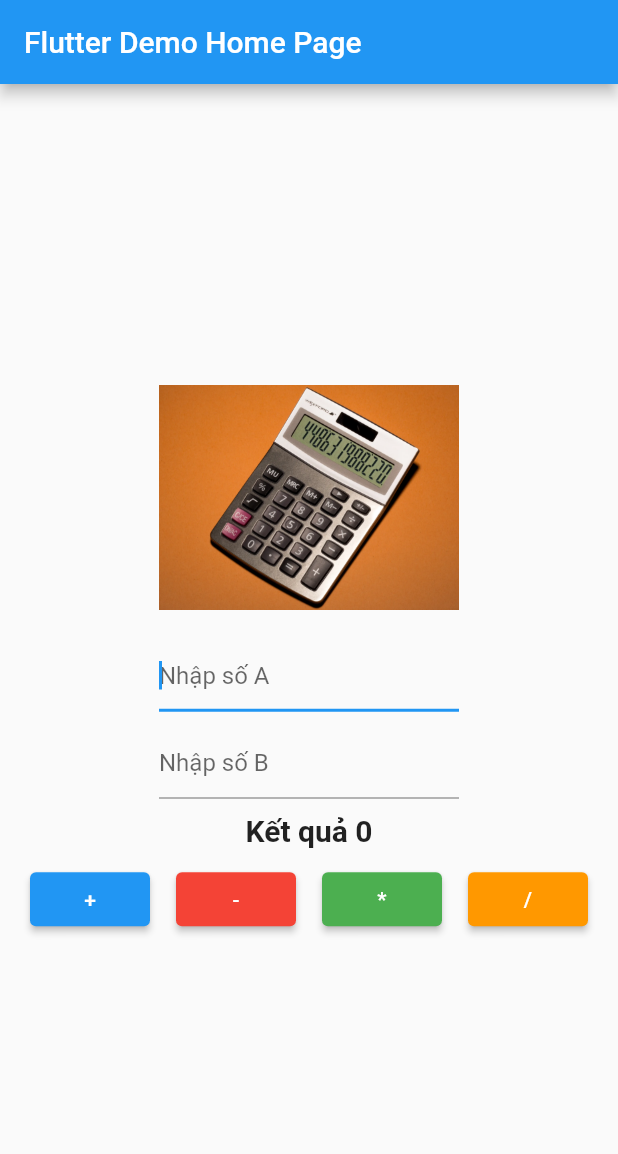
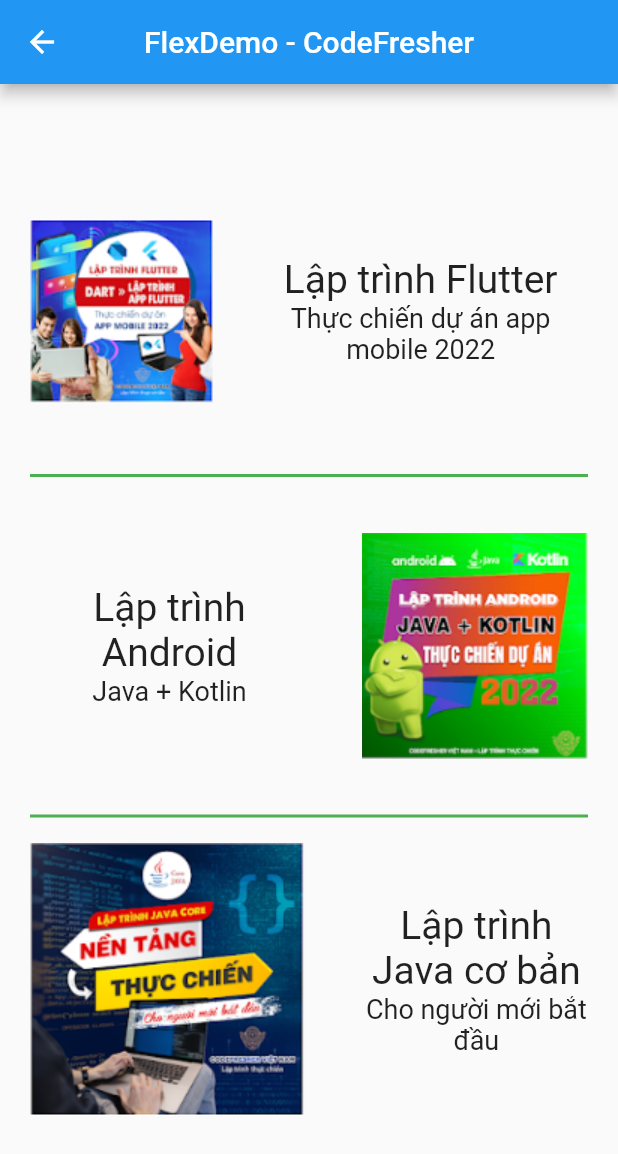
Before and after one commit to doannga/exerciseb3, a Flutter app: the screen it shows after launch, on a phone screen of 412 x 824 dp. Shown: the top 1154 px of the screen. Run offline on Flutter 3.47's test engine with Material 2 defaults, Android fonts, the phone set to English and light mode, and no system bars.

Commit message:
create ex2 of day4 but having UI issue

```diff
--- a/lib/btvn_day4_2.dart
+++ b/lib/btvn_day4_2.dart
@@ -0,0 +1,158 @@
+import 'package:flutter/material.dart';
+
+class FlexDemo extends StatefulWidget {
+  const FlexDemo({Key? key}) : super(key: key);
+
+  @override
+  State<FlexDemo> createState() => _FlexDemoState();
+}
+
+class _FlexDemoState extends State<FlexDemo> {
+  @override
+  Widget build(BuildContext context) {
+    return Scaffold(
+      appBar: AppBar(
+        leading: const BackButton(),
+        title: const Text('FlexDemo - CodeFresher'),
+        centerTitle: true,
+      ),
+      body: SingleChildScrollView(
+        child: Container(
+          padding: const EdgeInsets.symmetric(horizontal: 20, vertical: 50),
+          child: Column(
+            children: [
+              Container(
+                padding: EdgeInsets.symmetric(vertical: 40),
+                child: Row(
+                  mainAxisAlignment: MainAxisAlignment.spaceBetween,
+                  children: [
+                    Flexible(
+                      flex: 2,
+                      child: Image.asset(
+                        'assets/images/image1.PNG',
+                        //height: 200,
+                        //alignment: Alignment.centerLeft,
+                      ),
+                    ),
+                    // const SizedBox(
+                    //   width: 5,
+                    // ),
+                    Flexible(
+                      flex: 3,
+                      child: Column(
+                        mainAxisAlignment: MainAxisAlignment.spaceBetween,
+                        children: const [
+                          Text(
+                            'Lập trình Flutter',
+                            style: TextStyle(
+                              fontWeight: FontWeight.normal,
+                              fontSize: 26,
+                            ),
+                            textAlign: TextAlign.center,
+                          ),
+                          Text(
+                            'Thực chiến dự án app mobile 2022',
+                            style: TextStyle(
+                              fontWeight: FontWeight.normal,
+                              fontSize: 18,
+                            ),
+                            textAlign: TextAlign.center,
+                          ),
+                        ],
+                      ),
+                    ),
+                  ],
+                ),
+              ),
+              const Divider(
+                color: Colors.green,
+                thickness: 2,
+              ),
+              Container(
+                padding: EdgeInsets.symmetric(vertical: 30),
+                child: Row(
+                  mainAxisAlignment: MainAxisAlignment.spaceBetween,
+                  children: [
+                    Flexible(
+                      flex: 1,
+                      child: Column(
+                        mainAxisAlignment: MainAxisAlignment.start,
+                        children: const [
+                          Text(
+                            'Lập trình Android',
+                            style: TextStyle(
+                              fontWeight: FontWeight.normal,
+                              fontSize: 26,
+                            ),
+                            textAlign: TextAlign.center,
+                          ),
+                          Text(
+                            'Java + Kotlin',
+                            style: TextStyle(
+                              fontWeight: FontWeight.normal,
+                              fontSize: 18,
+                            ),
+                            textAlign: TextAlign.center,
+                          ),
+                        ],
+                      ),
+                    ),
+                    Flexible(
+                      flex: 1,
+                      child: Image.asset(
+                        'assets/images/image2.PNG',
+                      ),
+                    ),
+                  ],
+                ),
+              ),
+              const Divider(
+                color: Colors.green,
+                thickness: 2,
+              ),
+              Container(
+                padding: const EdgeInsets.symmetric(vertical: 10),
+                child: Row(
+                  mainAxisAlignment: MainAxisAlignment.spaceBetween,
+                  children: [
+                    Flexible(
+                      flex: 3,
+                      child: Image.asset(
+                        'assets/images/image3.PNG',
+                      ),
+                    ),
+                    Flexible(
+                      flex: 2,
+                      child: Column(
+                        //mainAxisAlignment: MainAxisAlignment.spaceBetween,
+                        crossAxisAlignment: CrossAxisAlignment.center,
+                        children: const [
+                          Text(
+                            'Lập trình Java cơ bản',
+                            style: TextStyle(
+                              fontWeight: FontWeight.normal,
+                              fontSize: 26,
+                            ),
+                            textAlign: TextAlign.center,
+                          ),
+                          Text(
+                            'Cho người mới bắt đầu',
+                            style: TextStyle(
+                              fontWeight: FontWeight.normal,
+                              fontSize: 18,
+                            ),
+                            textAlign: TextAlign.center,
+                          ),
+                        ],
+                      ),
+                    ),
+                  ],
+                ),
+              ),
+            ],
+          ),
+        ),
+      ),
+    );
+  }
+}
--- a/lib/main.dart
+++ b/lib/main.dart
@@ -1,6 +1,6 @@
 import 'package:flutter/material.dart';
 
-import 'btvn_day4_1.dart';
+import 'btvn_day4_2.dart';
 
 void main() {
   runApp(const MyApp());
@@ -17,9 +17,10 @@ class MyApp extends StatelessWidget {
       theme: ThemeData(
         primarySwatch: Colors.blue,
       ),
-      home: const MyHomePage(title: 'Flutter Demo Home Page'),
+      //home: const MyHomePage(title: 'Flutter Demo Home Page'),
       //home: const WelcomPage(),
       //home: const TasteMe(),
+      home: const FlexDemo(),
     );
   }
 }
```
Also changed, not shown: assets/images/image1.PNG (added), assets/images/image2.PNG (added), assets/images/image3.PNG (added).
